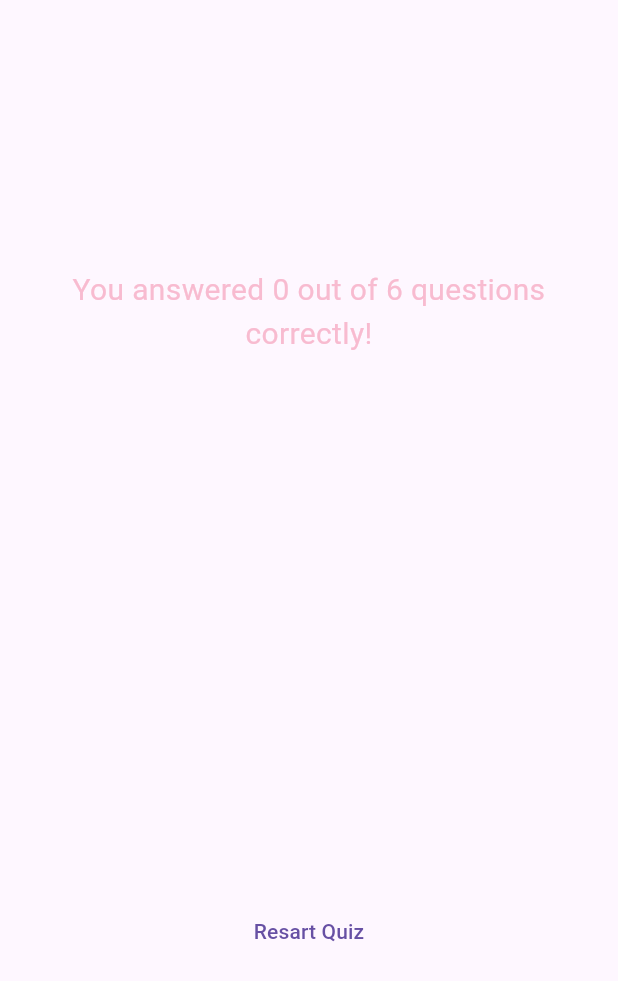
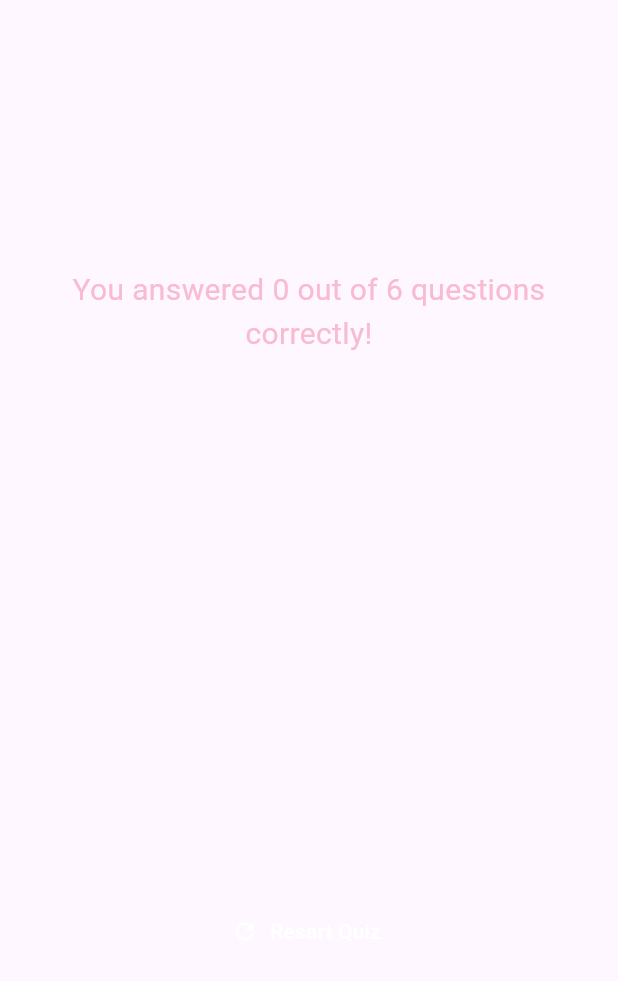
Before and after one commit to roryjarrard/quiz_app, a Flutter app: the ResultsScreen widget shown alone on an empty page, opened directly with empty values, on a phone screen of 412 x 824 dp. Shown: the top 981 px of the screen. Run offline on Flutter 3.47's test engine with Material 3 defaults, Android fonts, the phone set to English and light mode, and no system bars; our stand-ins replace google_fonts.

Commit message:
allow restart of quiz

```diff
--- a/lib/screens/results_screen.dart
+++ b/lib/screens/results_screen.dart
@@ -3,9 +3,14 @@ import 'package:quiz_app/data/questions.dart';
 import 'package:quiz_app/components/questions_summary.dart';
 
 class ResultsScreen extends StatelessWidget {
-  const ResultsScreen({super.key, required this.chosenAnswers});
+  const ResultsScreen({
+    super.key,
+    required this.chosenAnswers,
+    required this.onRestart,
+  });
 
   final List<String> chosenAnswers;
+  final void Function() onRestart;
 
   List<Map<String, Object>> getSummaryData() {
     final List<Map<String, Object>> summaryData = [];
@@ -50,9 +55,13 @@ class ResultsScreen extends StatelessWidget {
             const SizedBox(height: 30),
             QuestionsSummary(summaryData),
             const SizedBox(height: 30),
-            TextButton(
-              onPressed: () {},
-              child: const Text('Resart Quiz'),
+            TextButton.icon(
+              onPressed: onRestart,
+              icon: const Icon(Icons.refresh),
+              label: const Text('Resart Quiz'),
+              style: TextButton.styleFrom(
+                foregroundColor: Colors.white,
+              ),
             )
           ],
         ),
```
Also changed, not shown: lib/screens/quiz_screen.dart (+8 -0 lines).
